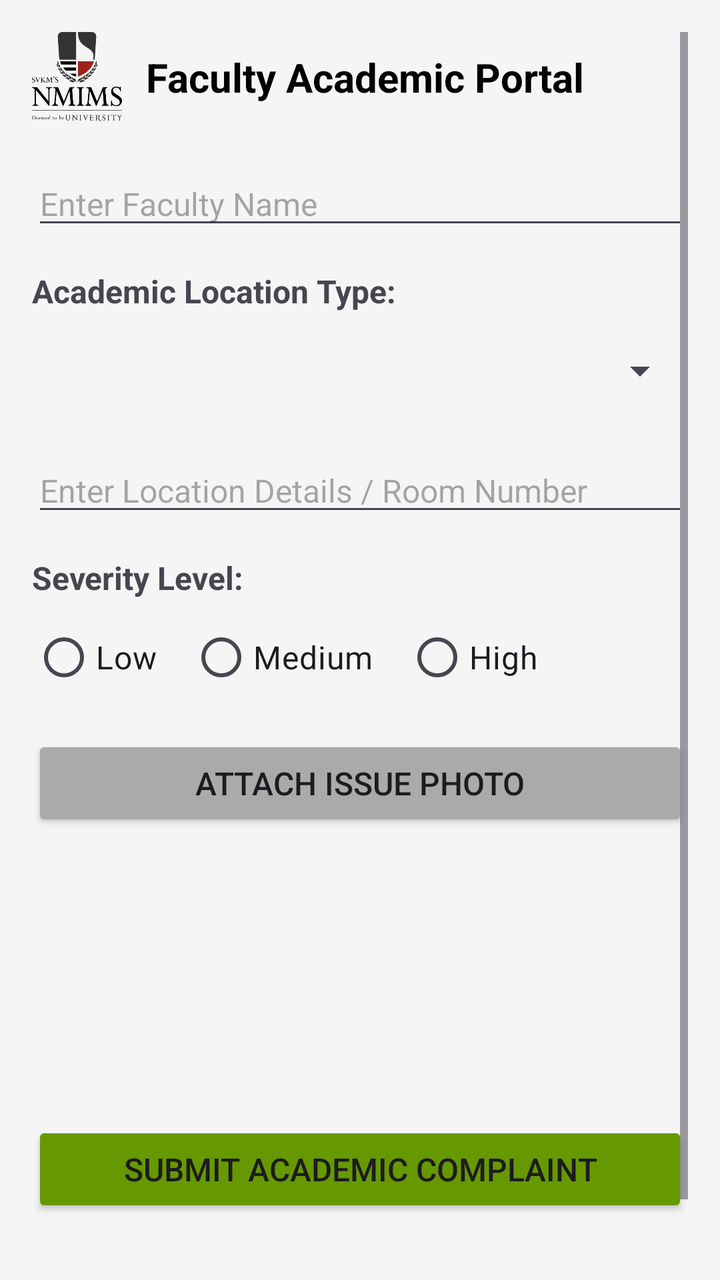
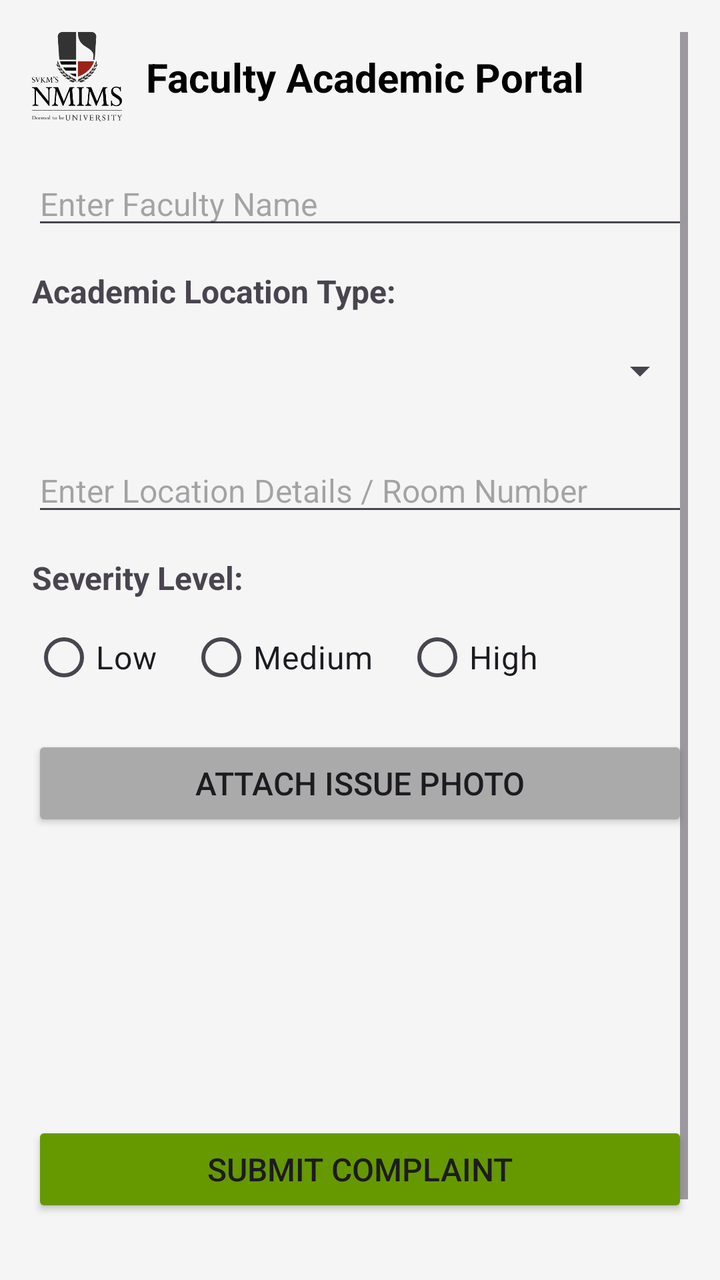

Before-and-after screenshots of an Android layout around one commit, followed by the original layout XML and the change that was made.
<!-- AndroidManifest.xml: application theme Theme.CampusCare -->
<!-- res/layout/activity_faculty_form.xml -->
<?xml version="1.0" encoding="utf-8"?>
<ScrollView xmlns:android="http://schemas.android.com/apk/res/android"
    android:layout_width="match_parent"
    android:layout_height="match_parent"
    android:fitsSystemWindows="true"
    android:background="#F5F5F5"
    android:padding="16dp">

    <LinearLayout
        android:layout_width="match_parent"
        android:layout_height="wrap_content"
        android:orientation="vertical">

        <LinearLayout
            android:layout_width="match_parent"
            android:layout_height="wrap_content"
            android:orientation="horizontal"
            android:gravity="center_vertical"
            android:layout_marginBottom="20dp">

            <ImageView
                android:layout_width="45dp"
                android:layout_height="45dp"
                android:src="@drawable/nmims_logo1"
                android:scaleType="centerInside"
                android:layout_marginEnd="12dp"/>

            <TextView
                android:layout_width="wrap_content"
                android:layout_height="wrap_content"
                android:text="Faculty Academic Portal"
                android:textSize="20sp"
                android:textStyle="bold"
                android:textColor="@android:color/black"/>
        </LinearLayout>

        <EditText
            android:id="@+id/edtFacultyName"
            android:layout_width="match_parent"
            android:layout_height="wrap_content"
            android:hint="Enter Faculty Name"
            android:textSize="16sp"
            android:layout_marginBottom="15dp"/>

        <TextView
            android:layout_width="match_parent"
            android:layout_height="wrap_content"
            android:text="Academic Location Type:"
            android:textSize="16sp"
            android:textStyle="bold"
            android:layout_marginBottom="5dp"/>

        <Spinner
            android:id="@+id/spinnerFacultyLocation"
            android:layout_width="match_parent"
            android:layout_height="48dp"
            android:layout_marginBottom="15dp"/>

        <TextView
            android:id="@+id/tvStaffItemLabel"
            android:layout_width="match_parent"
            android:layout_height="wrap_content"
            android:text="Select Item / Equipment:"
            android:textSize="16sp"
            android:textStyle="bold"
            android:layout_marginBottom="5dp"
            android:visibility="gone"/>

        <Spinner
            android:id="@+id/spinnerStaffItem"
            android:layout_width="match_parent"
            android:layout_height="48dp"
            android:layout_marginBottom="15dp"
            android:visibility="gone"/>

        <TextView
            android:id="@+id/tvLabItemLabel"
            android:layout_width="match_parent"
            android:layout_height="wrap_content"
            android:text="Select Lab Asset Type:"
            android:textSize="16sp"
            android:textStyle="bold"
            android:layout_marginBottom="5dp"
            android:visibility="gone"/>

        <Spinner
            android:id="@+id/spinnerLabItem"
            android:layout_width="match_parent"
            android:layout_height="48dp"
            android:layout_marginBottom="15dp"
            android:visibility="gone"/>

        <EditText
            android:id="@+id/edtFacultyLocationDetail"
            android:layout_width="match_parent"
            android:layout_height="wrap_content"
            android:hint="Enter Location Details / Room Number"
            android:textSize="16sp"
            android:layout_marginBottom="15dp"/>

        <EditText
            android:id="@+id/edtPcNumber"
            android:layout_width="match_parent"
            android:layout_height="wrap_content"
            android:hint="Enter PC Number"
            android:textSize="16sp"
            android:layout_marginBottom="15dp"
            android:visibility="gone"/>

        <TextView
            android:id="@+id/tvCategoryLabel"
            android:layout_width="match_parent"
            android:layout_height="wrap_content"
            android:text="Select Category:"
            android:textSize="16sp"
            android:textStyle="bold"
            android:layout_marginBottom="5dp"
            android:visibility="gone"/>

        <Spinner
            android:id="@+id/spinnerCategory"
            android:layout_width="match_parent"
            android:layout_height="48dp"
            android:layout_marginBottom="15dp"
            android:visibility="gone"/>

        
        <EditText
            android:id="@+id/edtFacultyIssueDescription"
            android:layout_width="match_parent"
            android:layout_height="wrap_content"
            android:hint="Describe your issue..."
            android:textSize="16sp"
            android:inputType="textMultiLine"
            android:minLines="3"
            android:layout_marginBottom="15dp"
            android:visibility="gone"/>

        <TextView
            android:layout_width="match_parent"
            android:layout_height="wrap_content"
            android:text="Severity Level:"
            android:textSize="16sp"
            android:textStyle="bold"
            android:layout_marginBottom="5dp"/>

        <RadioGroup
            android:id="@+id/radioGroupSeverity"
            android:layout_width="match_parent"
            android:layout_height="wrap_content"
            android:orientation="horizontal"
            android:layout_marginBottom="15dp">

            <RadioButton android:id="@+id/rbLow" android:layout_width="wrap_content" android:layout_height="wrap_content" android:text="Low" android:textSize="16sp" android:layout_marginEnd="16dp"/>
            <RadioButton android:id="@+id/rbMedium" android:layout_width="wrap_content" android:layout_height="wrap_content" android:text="Medium" android:textSize="16sp" android:layout_marginEnd="16dp"/>
            <RadioButton android:id="@+id/rbHigh" android:layout_width="wrap_content" android:layout_height="wrap_content" android:text="High" android:textSize="16sp"/>
        </RadioGroup>

        <Button
            android:id="@+id/btnSelectImage"
            android:layout_width="match_parent"
            android:layout_height="wrap_content"
            android:text="Attach Issue Photo"
            android:textSize="16sp"
            android:layout_marginBottom="10dp"
            android:backgroundTint="@android:color/darker_gray"/>

        <ImageView
            android:id="@+id/imgComplaintPreview"
            android:layout_width="120dp"
            android:layout_height="120dp"
            android:layout_gravity="center"
            android:scaleType="centerCrop"
            android:layout_marginBottom="15dp"/>

        <Button
            android:id="@+id/btnSubmitComplaint"
            android:layout_width="match_parent"
            android:layout_height="wrap_content"
            android:text="Submit Academic Complaint"
            android:textSize="16sp"
            android:layout_marginBottom="10dp"
            android:backgroundTint="@android:color/holo_green_dark"/>

        <Button
            android:id="@+id/btnViewDashboard"
            android:layout_width="match_parent"
            android:layout_height="wrap_content"
            android:text="View Dashboard"
            android:textSize="16sp"
            android:backgroundTint="@android:color/holo_blue_dark"/>

    </LinearLayout>
</ScrollView>
<!-- resources referenced by this layout -->
<resources>
  <!-- drawable nmims_logo1: png bitmap (drawable, 28044 bytes) -->
  <style name="Theme.CampusCare" parent="Base.Theme.CampusCare" />
  <style name="Base.Theme.CampusCare" parent="Theme.Material3.DayNight.NoActionBar">
          
          
      </style>
</resources>

<!-- the commit's change to res/layout/activity_faculty_form.xml (unified diff, before → after) -->
@@ -177,7 +177,7 @@
             android:id="@+id/btnSubmitComplaint"
             android:layout_width="match_parent"
             android:layout_height="wrap_content"
-            android:text="Submit Academic Complaint"
+            android:text="Submit Complaint"
             android:textSize="16sp"
             android:layout_marginBottom="10dp"
             android:backgroundTint="@android:color/holo_green_dark"/>
